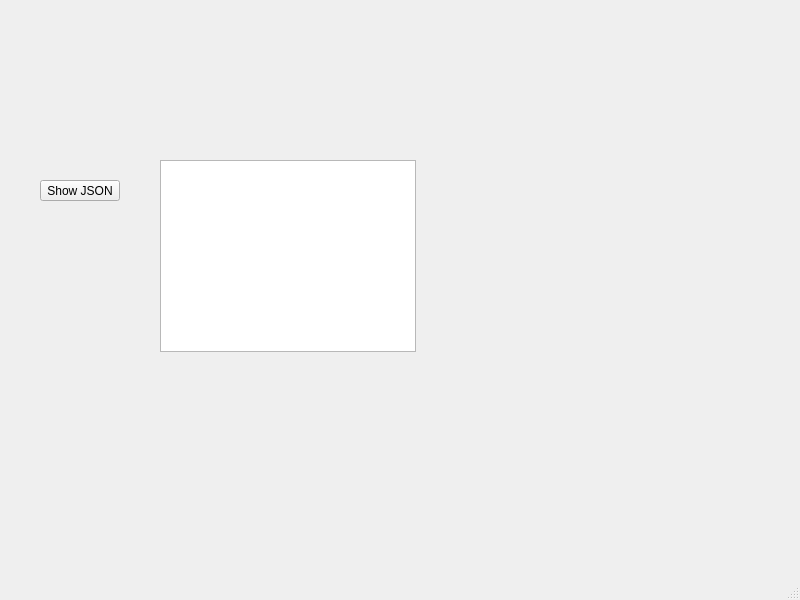
Above: mainwindow.ui from KriptYashka/QT_JSON before the change. Below: the same form after it.
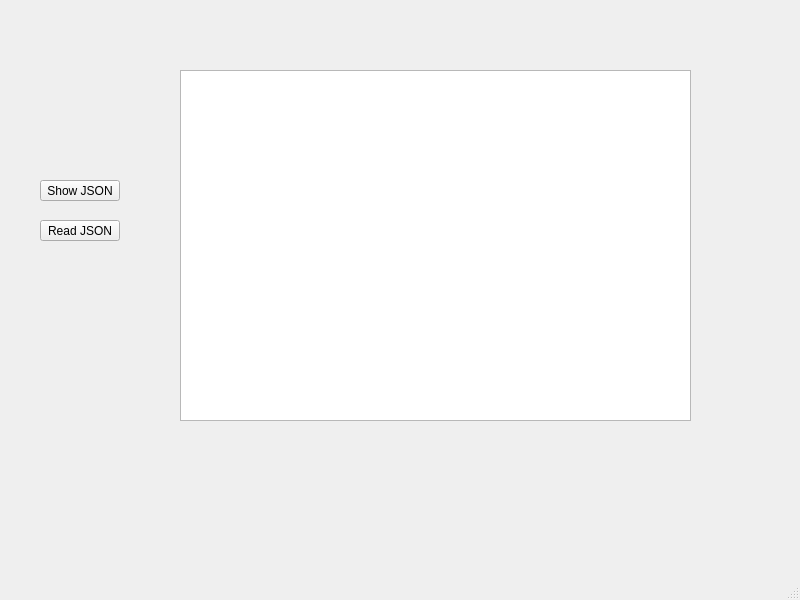
That is the form after the change.

```diff
--- a/mainwindow.ui
+++ b/mainwindow.ui
@@ -17,10 +17,10 @@
    <widget class="QColumnView" name="colView">
     <property name="geometry">
      <rect>
-      <x>160</x>
-      <y>160</y>
-      <width>256</width>
-      <height>192</height>
+      <x>180</x>
+      <y>70</y>
+      <width>511</width>
+      <height>351</height>
      </rect>
     </property>
    </widget>
@@ -37,6 +37,19 @@
      <string>Show JSON</string>
     </property>
    </widget>
+   <widget class="QPushButton" name="btnReadJson">
+    <property name="geometry">
+     <rect>
+      <x>40</x>
+      <y>220</y>
+      <width>80</width>
+      <height>21</height>
+     </rect>
+    </property>
+    <property name="text">
+     <string>Read JSON</string>
+    </property>
+   </widget>
   </widget>
   <widget class="QMenuBar" name="menubar">
    <property name="geometry">
```
